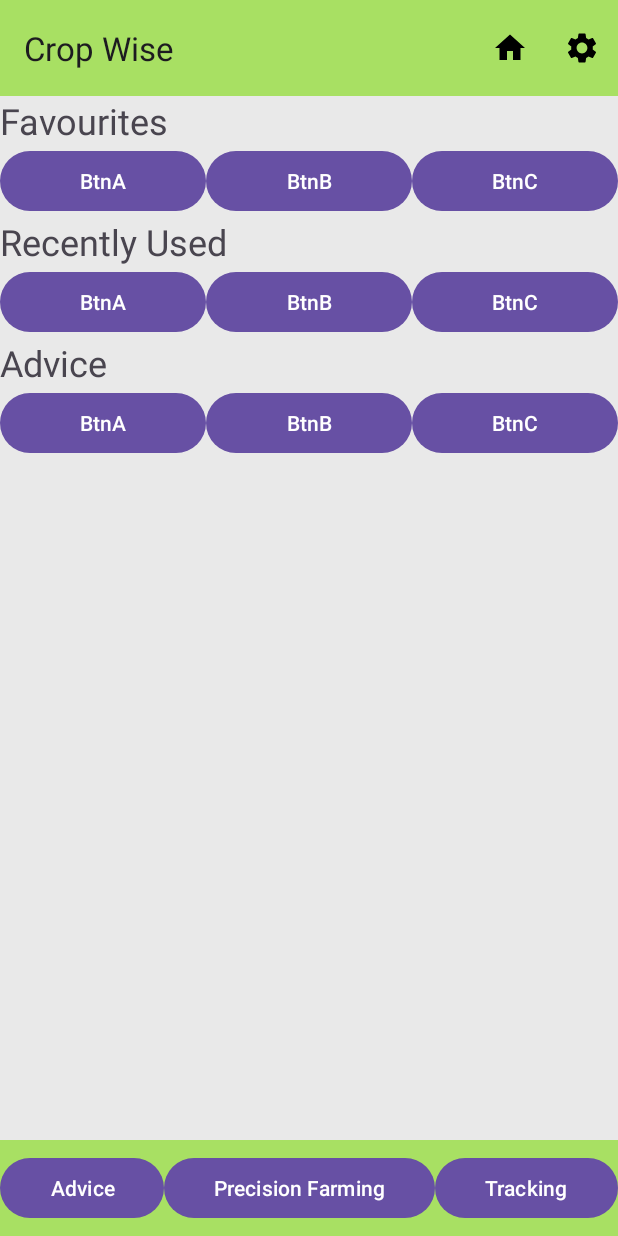
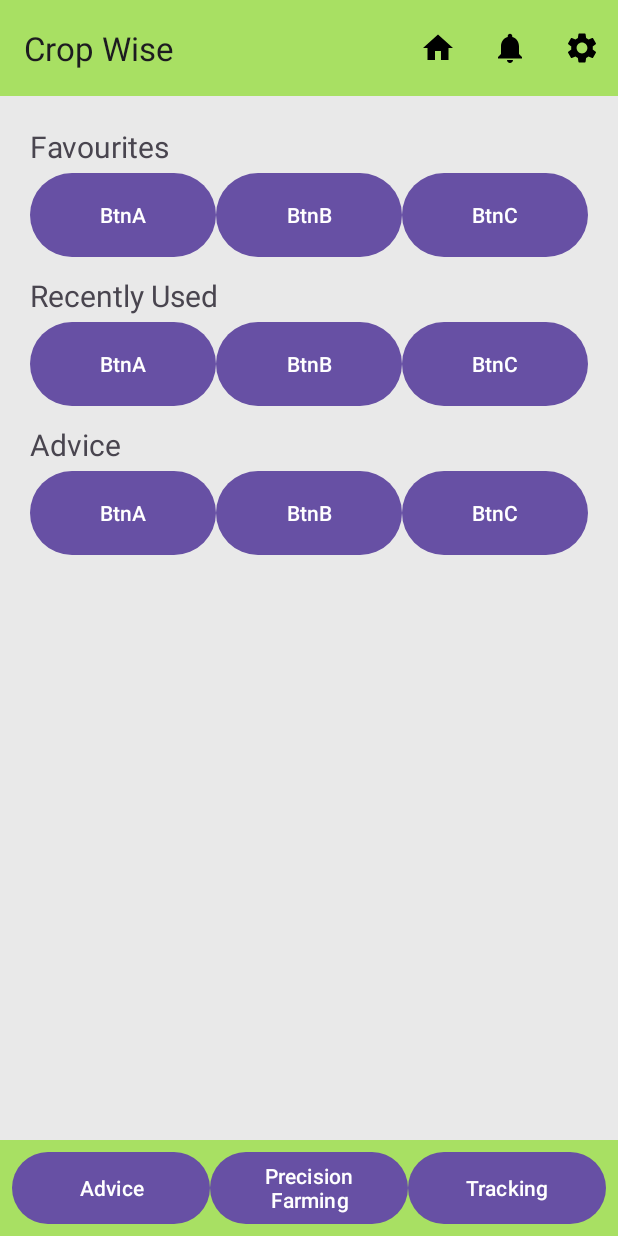
Before and after one commit to Mebanseibor/CropWise, an Android app: the screen it shows after launch once a user with an empty profile is signed in (MainActivity), on a phone screen of 412 x 824 dp. Run offline under Robolectric (Android 15) with nearby library versions, the phone set to English and light mode, and no system bars; our stand-ins replace Firebase (no records; nobody signed in at launch, a user with empty details on screens opened directly).

Commit message:
Added a notification activity - Added an activity data member into the toolbar object - Added alert sound for an alert notification

```diff
--- a/app/src/main/java/com/example/cropwise/MainActivity.kt
+++ b/app/src/main/java/com/example/cropwise/MainActivity.kt
@@ -12,6 +12,7 @@ import com.example.cropwise.actionbar.mainToolBar
 import com.example.cropwise.notification.mainNotification
 import com.example.cropwise.fragment.Tracking_Time
 import com.example.cropwise.fragment.mainFragmentContainer
+import com.example.cropwise.notification.NotificationActivity
 
 
 // objects
@@ -34,7 +35,7 @@ class MainActivity : AppCompatActivity() {
         mainFragmentContainer = mainFragmentContainer(this, findViewById(R.id.fragCon_main), this.supportFragmentManager)
         mainFragmentContainer.loadCategory()
 
-        mainToolBar = mainToolBar(this, findViewById(R.id.main_toolBar))
+        mainToolBar = mainToolBar(this, findViewById(R.id.main_toolBar), this)
         setSupportActionBar(mainToolBar.mainActionBar)
 
         mainNotification = mainNotification(this)
@@ -66,6 +67,8 @@ class MainActivity : AppCompatActivity() {
             mainNotification.sendNormal("Normal Notification", "Jump to MainActivity", temp2)
 
             mainNotification.sendReminder("Watering the crops", "This is a reminder to water your crops!")
+
+            mainNotification.sendAlert("Weather Alert", "Heavy Rain is expected in your area")
         }
     }
 
--- a/app/src/main/java/com/example/cropwise/actionbar/mainToolBar.kt
+++ b/app/src/main/java/com/example/cropwise/actionbar/mainToolBar.kt
@@ -1,5 +1,7 @@
 package com.example.cropwise.actionbar
 
+import android.app.Activity
+import android.app.PendingIntent
 import android.content.Context
 import android.content.Intent
 import android.media.MediaPlayer
@@ -12,15 +14,18 @@ import com.example.cropwise.R
 import com.example.cropwise.SettingsActivity
 import com.example.cropwise.fragment.MainMenu_Category
 import com.example.cropwise.mainFragmentContainer
+import com.example.cropwise.notification.NotificationActivity
 import com.example.cropwise.toast.displayAboutApp
 import com.example.cropwise.toast.displayComingSoon
 
-class mainToolBar(private val context : Context , mainActionBar : Toolbar){
+class mainToolBar(private val context : Context , mainActionBar : Toolbar, activity : Activity){
     lateinit var mainActionBar : Toolbar
     var menu : Int = R.menu.main_toolbar
+    lateinit var activity : Activity
 
     init {
         this.mainActionBar = mainActionBar
+        this.activity = activity
 
         mainActionBar.setOnLongClickListener{
             displayAboutApp(context)
@@ -46,6 +51,11 @@ class mainToolBar(private val context : Context , mainActionBar : Toolbar){
 //                displayComingSoon(context, "Settings")
                 true
             }
+            R.id.menu_item_notification -> {
+                val intent = Intent(context, NotificationActivity::class.java)
+                activity.startActivity(intent)
+                true
+            }
             else -> {true}
         }
         return itemSelected
--- /dev/null
+++ b/app/src/main/res/drawable/baseline_newspaper_24.xml
@@ -0,0 +1,5 @@
+<vector xmlns:android="http://schemas.android.com/apk/res/android" android:height="24dp" android:tint="#000000" android:viewportHeight="24" android:viewportWidth="24" android:width="24dp">
+
+    <path android:fillColor="@android:color/white" android:pathData="M22,3l-1.67,1.67L18.67,3L17,4.67L15.33,3l-1.66,1.67L12,3l-1.67,1.67L8.67,3L7,4.67L5.33,3L3.67,4.67L2,3v16c0,1.1 0.9,2 2,2l16,0c1.1,0 2,-0.9 2,-2V3zM11,19H4v-6h7V19zM20,19h-7v-2h7V19zM20,15h-7v-2h7V15zM20,11H4V8h16V11z"/>
+
+</vector>
--- /dev/null
+++ b/app/src/main/res/drawable/baseline_notifications_24.xml
@@ -0,0 +1,5 @@
+<vector xmlns:android="http://schemas.android.com/apk/res/android" android:height="24dp" android:tint="#000000" android:viewportHeight="24" android:viewportWidth="24" android:width="24dp">
+
+    <path android:fillColor="@android:color/white" android:pathData="M12,22c1.1,0 2,-0.9 2,-2h-4c0,1.1 0.89,2 2,2zM18,16v-5c0,-3.07 -1.64,-5.64 -4.5,-6.32L13.5,4c0,-0.83 -0.67,-1.5 -1.5,-1.5s-1.5,0.67 -1.5,1.5v0.68C7.63,5.36 6,7.92 6,11v5l-2,2v1h16v-1l-2,-2z"/>
+
+</vector>
--- a/app/src/main/res/layout/activity_main.xml
+++ b/app/src/main/res/layout/activity_main.xml
@@ -34,28 +34,30 @@
             android:layout_height="64sp"
             android:gravity="center"
             android:background="@color/themeMainPrimaryLight"
+            android:paddingHorizontal="8sp"
+            android:paddingVertical="4sp"
             >
 
             <Button
                 android:id="@+id/btnAdvice"
-                android:layout_width="wrap_content"
-                android:layout_height="wrap_content"
+                android:layout_width="120sp"
+                android:layout_height="match_parent"
                 android:text="Advice"
                 android:layout_weight="1"
                 />
 
             <Button
                 android:id="@+id/btnPrecisionFarming"
-                android:layout_width="wrap_content"
-                android:layout_height="wrap_content"
+                android:layout_width="120sp"
+                android:layout_height="match_parent"
                 android:text="Precision Farming"
                 android:layout_weight="1"
                 />
 
             <Button
                 android:id="@+id/btnTracking"
-                android:layout_width="wrap_content"
-                android:layout_height="wrap_content"
+                android:layout_width="120sp"
+                android:layout_height="match_parent"
                 android:text="Tracking"
                 android:layout_weight="1"
                 />
--- a/app/src/main/res/layout/fragment_mainmenu_categories.xml
+++ b/app/src/main/res/layout/fragment_mainmenu_categories.xml
@@ -8,6 +8,8 @@
         android:layout_width="match_parent"
         android:layout_height="wrap_content"
         android:layout_weight="1"
+        android:paddingHorizontal="20sp"
+        android:paddingVertical="20sp"
         >
 
         <LinearLayout
@@ -19,37 +21,40 @@
                 android:layout_width="match_parent"
                 android:layout_height="wrap_content"
                 android:orientation="vertical"
-                android:layout_weight="1">
+                android:layout_weight="1"
+                android:layout_marginBottom="8sp"
+                >
 
                 <TextView
                     android:layout_width="wrap_content"
                     android:layout_height="wrap_content"
                     android:text="@string/mainmenu_category_fav"
-                    android:textSize="24sp"
+                    android:textSize="20sp"
                     />
 
                 <LinearLayout
                     android:layout_width="match_parent"
                     android:layout_height="wrap_content"
-                    android:gravity="center_horizontal">
+                    android:gravity="center_horizontal"
+                    >
 
                     <com.google.android.material.button.MaterialButton
                         android:layout_width="wrap_content"
-                        android:layout_height="48sp"
+                        android:layout_height="64sp"
                         android:layout_weight="1"
                         android:text="BtnA"
                         />
 
                     <com.google.android.material.button.MaterialButton
                         android:layout_width="wrap_content"
-                        android:layout_height="48sp"
+                        android:layout_height="64sp"
                         android:layout_weight="1"
                         android:text="BtnB"
                         />
 
                     <com.google.android.material.button.MaterialButton
                         android:layout_width="wrap_content"
-                        android:layout_height="48sp"
+                        android:layout_height="64sp"
                         android:layout_weight="1"
                         android:text="BtnC"
                         />
@@ -63,12 +68,13 @@
                 android:layout_height="wrap_content"
                 android:orientation="vertical"
                 android:layout_weight="1"
+                android:layout_marginBottom="8sp"
                 >
                 <TextView
                     android:layout_width="wrap_content"
                     android:layout_height="wrap_content"
                     android:text="@string/mainmenu_category_recent"
-                    android:textSize="24sp"
+                    android:textSize="20sp"
                     />
 
                 <LinearLayout
@@ -78,21 +84,21 @@
 
                     <com.google.android.material.button.MaterialButton
                         android:layout_width="wrap_content"
-                        android:layout_height="48sp"
+                        android:layout_height="64sp"
                         android:layout_weight="1"
                         android:text="BtnA"
                         />
 
                     <com.google.android.material.button.MaterialButton
                         android:layout_width="wrap_content"
-                        android:layout_height="48sp"
+                        android:layout_height="64sp"
                         android:layout_weight="1"
                         android:text="BtnB"
                         />
 
                     <com.google.android.material.button.MaterialButton
                         android:layout_width="wrap_content"
-                        android:layout_height="48sp"
+                        android:layout_height="64sp"
                         android:layout_weight="1"
                         android:text="BtnC"
                         />
@@ -105,13 +111,15 @@
                 android:layout_width="match_parent"
                 android:layout_height="wrap_content"
                 android:orientation="vertical"
-                android:layout_weight="1">
+                android:layout_weight="1"
+                android:layout_marginBottom="8sp"
+                >
 
                 <TextView
                     android:layout_width="wrap_content"
                     android:layout_height="wrap_content"
                     android:text="@string/mainmenu_category_advise"
-                    android:textSize="24sp"
+                    android:textSize="20sp"
                     />
 
                 <LinearLayout
@@ -121,21 +129,21 @@
 
                     <com.google.android.material.button.MaterialButton
                         android:layout_width="wrap_content"
-                        android:layout_height="48sp"
+                        android:layout_height="64sp"
                         android:layout_weight="1"
                         android:text="BtnA"
                         />
 
                     <com.google.android.material.button.MaterialButton
                         android:layout_width="wrap_content"
-                        android:layout_height="48sp"
+                        android:layout_height="64sp"
                         android:layout_weight="1"
                         android:text="BtnB"
                         />
 
                     <com.google.android.material.button.MaterialButton
                         android:layout_width="wrap_content"
-                        android:layout_height="48sp"
+                        android:layout_height="64sp"
                         android:layout_weight="1"
                         android:text="BtnC"
                         />
--- a/app/src/main/res/menu/main_toolbar.xml
+++ b/app/src/main/res/menu/main_toolbar.xml
@@ -11,11 +11,21 @@
         />
 
     <item
+        android:id="@+id/menu_item_notification"
+        android:title="Notification"
+        android:tooltipText="Navigates to Notification Panel"
+        android:icon="@drawable/baseline_notifications_24"
+        android:orderInCategory="101"
+        app:showAsAction="always"
+        />
+
+
+    <item
         android:id="@+id/menu_item_settings"
         android:title="Settings"
         android:tooltipText="Navigates to Settings"
         android:icon="@drawable/baseline_settings_24"
-        android:orderInCategory="101"
+        android:orderInCategory="102"
         app:showAsAction="always"
         />
 </menu>
--- a/app/src/main/res/values/colors.xml
+++ b/app/src/main/res/values/colors.xml
@@ -2,6 +2,7 @@
 <resources>
     <color name="black">#FF000000</color>
     <color name="white">#FFFFFFFF</color>
+    <color name="redLight">#FFcc5555</color>
     <color name="themeMainPrimaryLight">#FFa8e063</color>
     <color name="themeMainPrimaryDark">#FF56ab2f</color>
     <color name="themeMainNeutralLight">#FFe9e9e9</color>
```
Also changed, not shown: app/src/main/AndroidManifest.xml (+11 -2 lines), app/src/main/java/com/example/cropwise/notification/NotificationActivity.kt (added, +12 -0 lines), app/src/main/java/com/example/cropwise/notification/mainNotification.kt (+40 -8 lines), app/src/main/res/layout/activity_notification.xml (added, +21 -0 lines), 2 other files.
